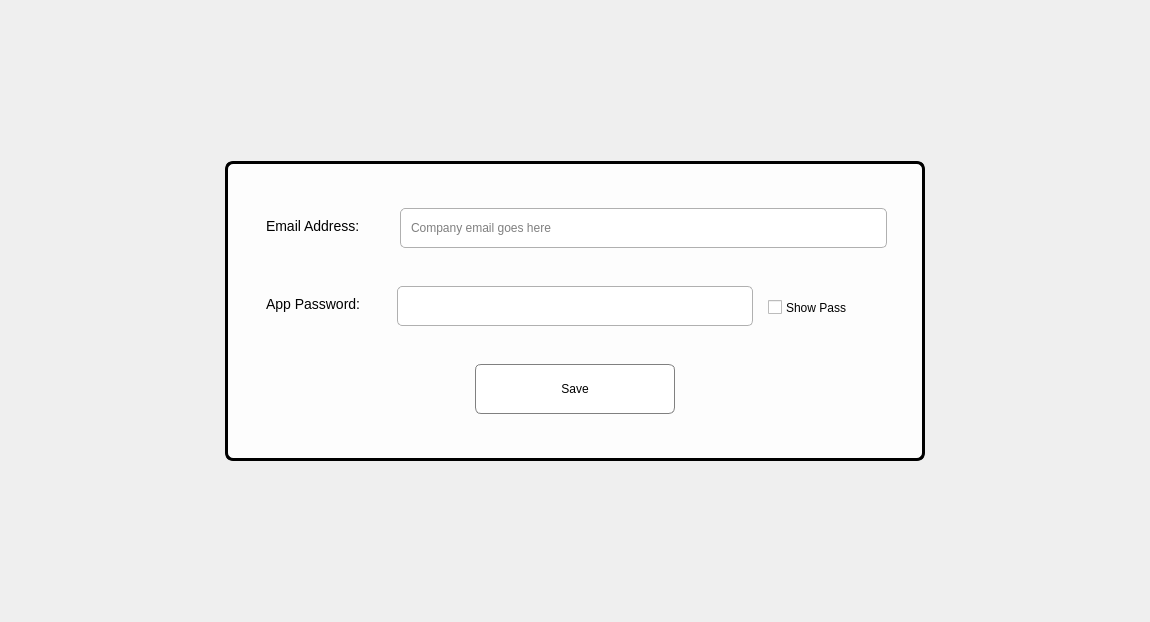
Qt form UI/Dialogs/email_login_widget.ui (Justin-Kuchmy/JustPay_App) before a commit.
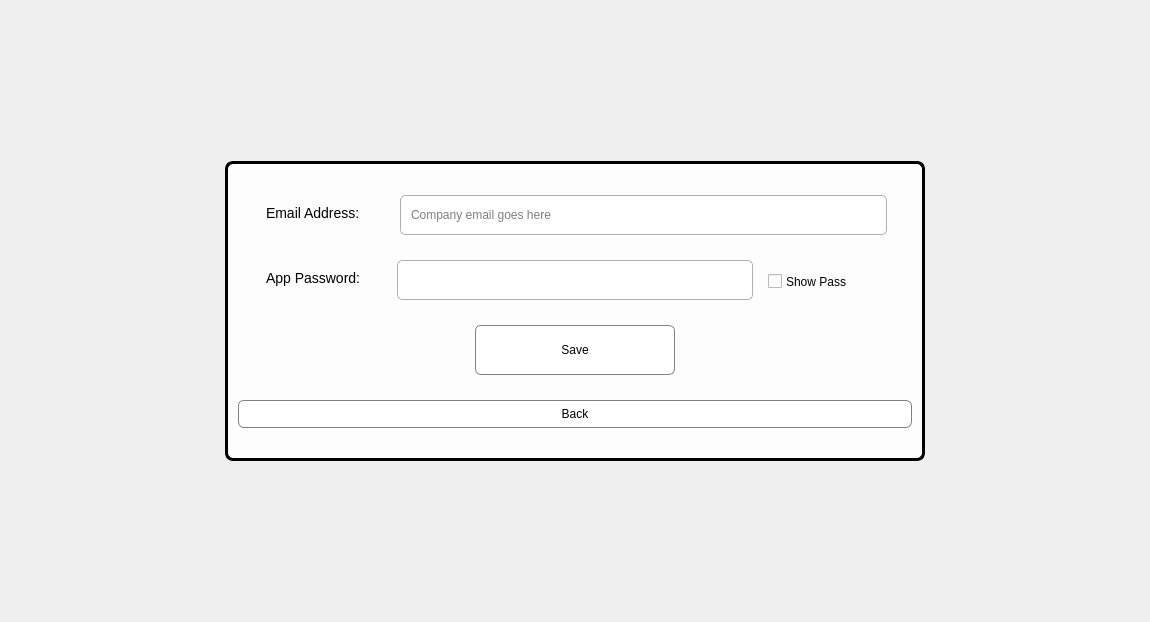
The same form after that commit.

```diff
--- a/UI/Dialogs/email_login_widget.ui
+++ b/UI/Dialogs/email_login_widget.ui
@@ -240,6 +240,34 @@
           </item>
          </layout>
         </item>
+        <item>
+         <widget class="QPushButton" name="backButton">
+          <property name="styleSheet">
+           <string notr="true">
+/* Buttons */
+QPushButton {
+    border-radius: 6px;         
+    border: 1px solid #808080;
+    padding: 6px 12px;   
+    max-width: 60em;        
+    background-color: #ffffff;  /* subtle neutral background for button */
+}
+
+QPushButton:hover {
+    border-width: 2px;
+    border-color: #606060;
+}
+
+QPushButton:pressed {
+    border-style: inset;      
+}
+</string>
+          </property>
+          <property name="text">
+           <string>Back</string>
+          </property>
+         </widget>
+        </item>
        </layout>
       </widget>
      </item>
```
